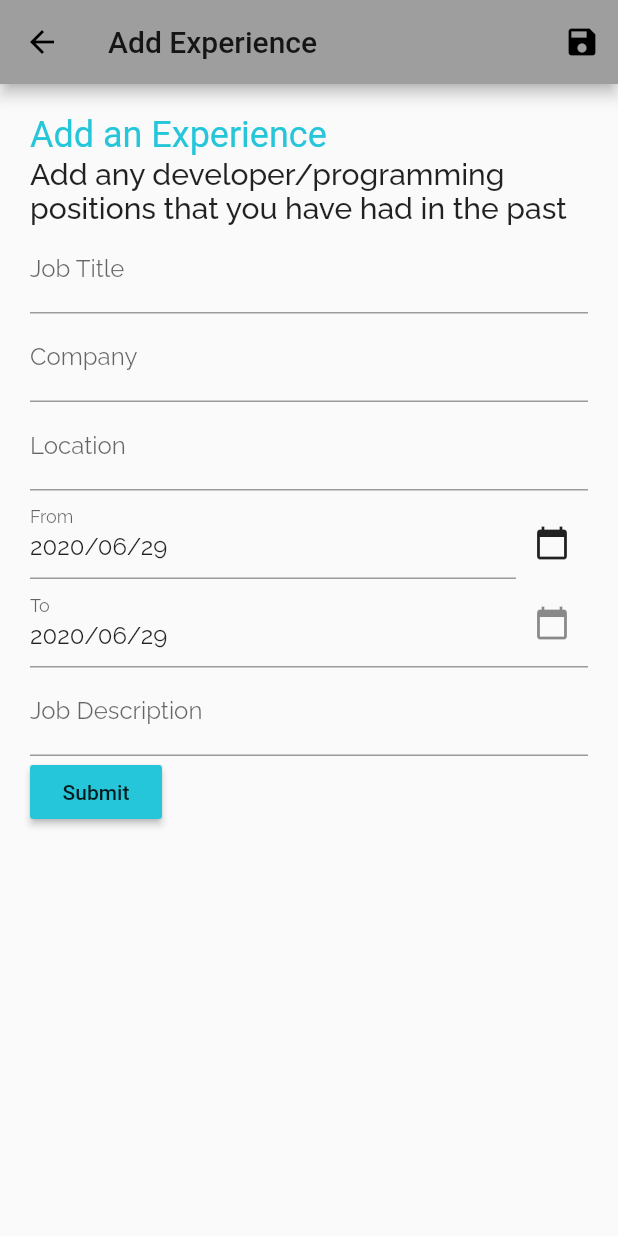
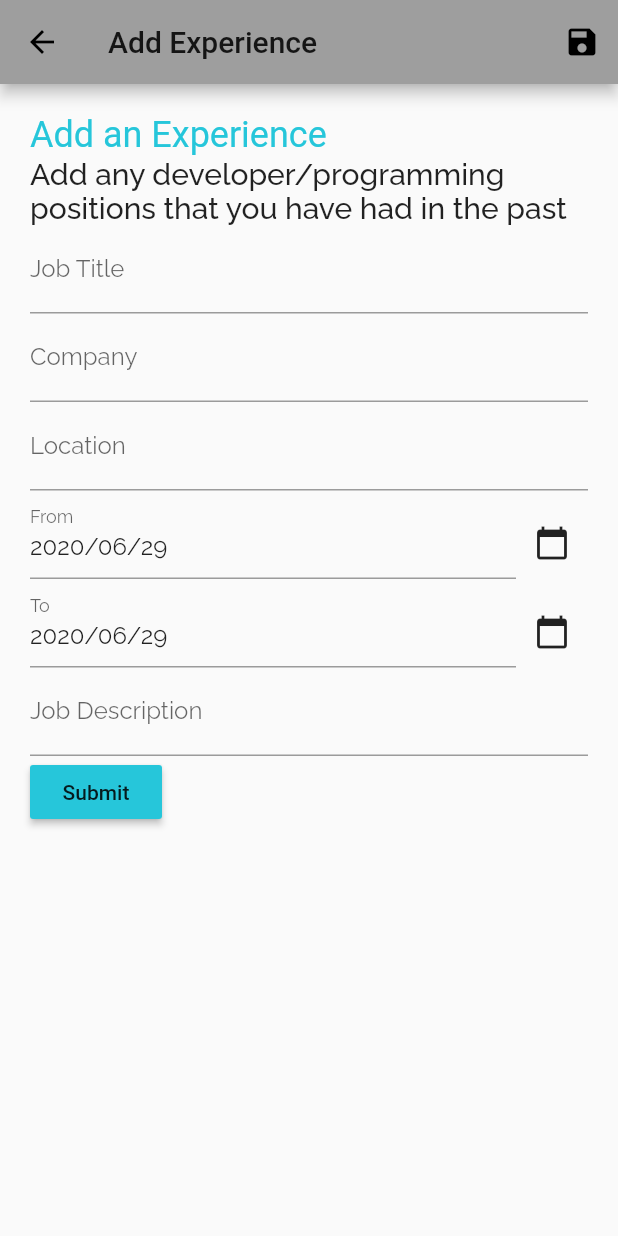
Before and after one commit to pohara60/flutter_dev_connector, a Flutter app: the AddExperienceView screen opened directly, on a phone screen of 412 x 824 dp. Run offline on Flutter 3.47's test engine with Material 2 defaults, Android fonts, the light colour scheme and no system bars; our stand-ins replace font_awesome_flutter, google_fonts, logger, shared_preferences; accounts and stored records are empty; generated files the repository leaves out were written again.

Commit message:
TextFormFieldDatePicker Widget

```diff
--- a/lib/views/add_experience.dart
+++ b/lib/views/add_experience.dart
@@ -3,7 +3,7 @@ import 'package:flutter_dev_connector/models/profile.dart';
 import 'package:flutter_dev_connector/services/profile_service.dart';
 import 'package:flutter_dev_connector/utils/date_format.dart';
 import 'package:flutter_dev_connector/utils/logger.dart';
-import 'package:flutter_dev_connector/widgets/text_field_date_picker.dart';
+import 'package:flutter_dev_connector/widgets/text_form_field_date_picker.dart';
 import 'package:provider/provider.dart';
 
 class AddExperienceView extends StatefulWidget {
@@ -189,15 +189,14 @@ class _AddExperienceViewState extends State<AddExperienceView> {
                     ),
                   ],
                 ),
-                TextFieldDatePicker(
+                TextFormFieldDatePicker(
                   labelText: "To",
-                  suffixIcon: Icon(Icons.calendar_today),
                   focusNode: _toFocusNode,
                   dateFormat: dateFormat,
                   initialDate: experience.to ?? getToday(),
                   lastDate: getToday(),
                   firstDate: DateTime(1970),
-                  onDateChanged: (date) => experience.to = date,
+                  onSaved: (date) => experience.to = date,
                 ),
                 TextFormField(
                   initialValue: experience.description,
--- a/lib/widgets/text_field_date_picker.dart
+++ b/lib/widgets/text_form_field_date_picker.dart
@@ -1,28 +1,24 @@
 import 'package:flutter/material.dart';
 import 'package:intl/intl.dart';
 
-class TextFieldDatePicker extends StatefulWidget {
-  final ValueChanged<DateTime> onDateChanged;
+class TextFormFieldDatePicker extends StatefulWidget {
+  final ValueChanged<DateTime> onSaved;
   final DateTime initialDate;
   final DateTime firstDate;
   final DateTime lastDate;
   final DateFormat dateFormat;
   final FocusNode focusNode;
   final String labelText;
-  final Icon prefixIcon;
-  final Icon suffixIcon;
 
-  TextFieldDatePicker({
+  TextFormFieldDatePicker({
     Key key,
     this.labelText,
-    this.prefixIcon,
-    this.suffixIcon,
     this.focusNode,
     this.dateFormat,
     @required this.lastDate,
     @required this.firstDate,
     @required this.initialDate,
-    @required this.onDateChanged,
+    @required this.onSaved,
   })  : assert(initialDate != null),
         assert(firstDate != null),
         assert(lastDate != null),
@@ -32,14 +28,14 @@ class TextFieldDatePicker extends StatefulWidget {
             'initialDate must be on or before lastDate'),
         assert(!firstDate.isAfter(lastDate),
             'lastDate must be on or after firstDate'),
-        assert(onDateChanged != null, 'onDateChanged must not be null'),
+        assert(onSaved != null, 'onSaved must not be null'),
         super(key: key);
 
   @override
-  _MyTextFieldDatePicker createState() => _MyTextFieldDatePicker();
+  _TextFieldFormDatePicker createState() => _TextFieldFormDatePicker();
 }
 
-class _MyTextFieldDatePicker extends State<TextFieldDatePicker> {
+class _TextFieldFormDatePicker extends State<TextFormFieldDatePicker> {
   TextEditingController _controllerDate;
   DateFormat _dateFormat;
   DateTime _selectedDate;
@@ -51,7 +47,7 @@ class _MyTextFieldDatePicker extends State<TextFieldDatePicker> {
     if (widget.dateFormat != null) {
       _dateFormat = widget.dateFormat;
     } else {
-      _dateFormat = DateFormat.MMMEd();
+      _dateFormat = DateFormat.yMMMd();
     }
 
     _selectedDate = widget.initialDate;
@@ -62,16 +58,49 @@ class _MyTextFieldDatePicker extends State<TextFieldDatePicker> {
 
   @override
   Widget build(BuildContext context) {
-    return TextField(
-      focusNode: widget.focusNode,
-      controller: _controllerDate,
-      decoration: InputDecoration(
-        prefixIcon: widget.prefixIcon,
-        suffixIcon: widget.suffixIcon,
-        labelText: widget.labelText,
-      ),
-      onTap: () => _selectDate(context),
-      readOnly: false,
+    return Row(
+      crossAxisAlignment: CrossAxisAlignment.end,
+      children: [
+        Expanded(
+          child: TextFormField(
+            focusNode: widget.focusNode,
+            controller: _controllerDate,
+            keyboardType: TextInputType.datetime,
+            decoration: InputDecoration(
+              labelText: widget.labelText,
+            ),
+            validator: (value) {
+              try {
+                final date = widget.dateFormat.parseLoose(value);
+                return null;
+              } catch (err) {
+                return 'Invalid date!';
+              }
+            },
+            onSaved: (value) {
+              final date = widget.dateFormat.parseLoose(value);
+              widget.onSaved(date);
+            },
+          ),
+        ),
+        IconButton(
+          icon: Icon(Icons.calendar_today),
+          onPressed: () async {
+            DateTime date;
+            try {
+              date = widget.dateFormat.parseLoose(_controllerDate.text);
+              _selectedDate = date;
+            } catch (err) {}
+            date = await _selectDate(context);
+            if (date != null) {
+              setState(() {
+                _selectedDate = date;
+                _controllerDate.text = widget.dateFormat.format(_selectedDate);
+              });
+            }
+          },
+        ),
+      ],
     );
   }
 
@@ -92,7 +121,6 @@ class _MyTextFieldDatePicker extends State<TextFieldDatePicker> {
     if (pickedDate != null && pickedDate != _selectedDate) {
       _selectedDate = pickedDate;
       _controllerDate.text = _dateFormat.format(_selectedDate);
-      widget.onDateChanged(_selectedDate);
     }
 
     if (widget.focusNode != null) {
```
